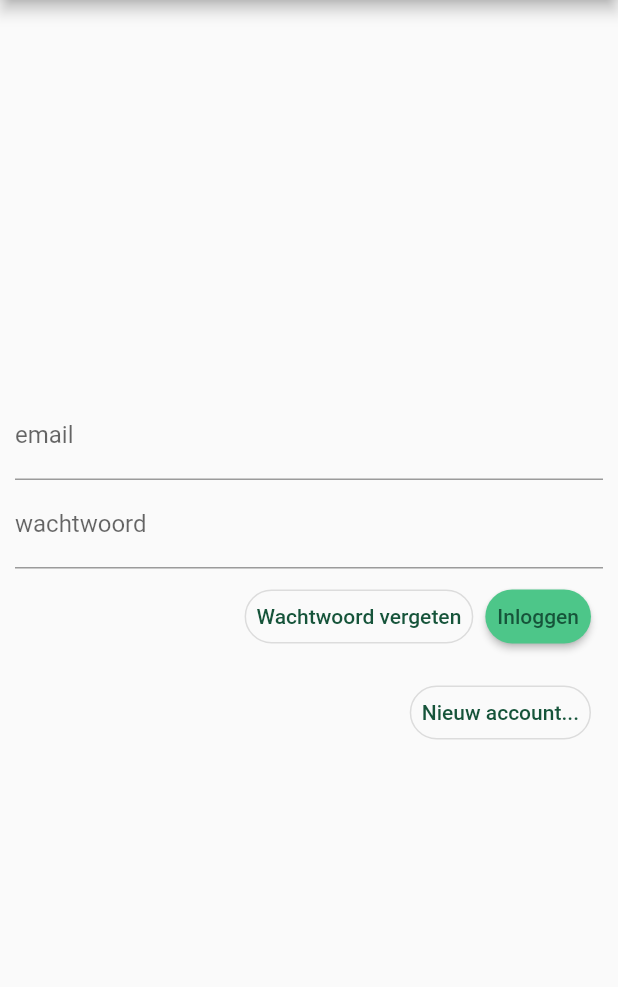
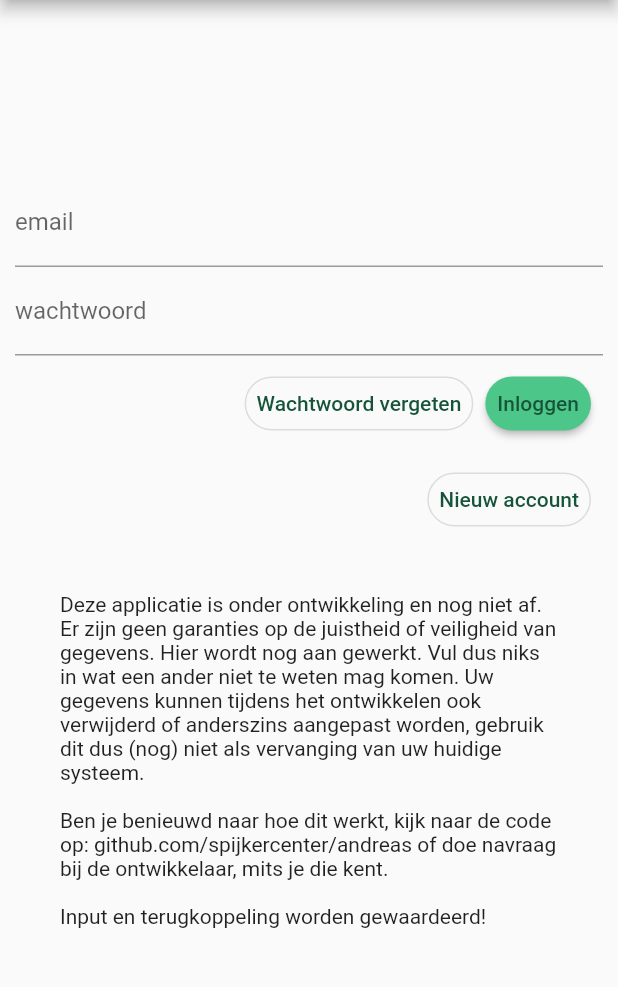
Before and after one commit to spijkercenter/andreas, a Flutter app: the screen it shows after launch, on a phone screen of 412 x 824 dp, the part 84-1071 px from its top. Run offline on Flutter 3.47's test engine with Material 2 defaults, Android fonts, the light colour scheme and no system bars; our stand-ins replace firebase_auth; missing offline and left inert: firebase_auth_web, firebase_core_web; accounts and stored records are empty.

Commit message:
added disclaimer

```diff
--- a/lib/views/login.dart
+++ b/lib/views/login.dart
@@ -46,12 +46,27 @@ class _LoginState extends State<Login> {
             ButtonBar(
               children: <Widget>[
                 button(
-                  "Nieuw account...",
+                  "Nieuw account",
                   () => _handleCreateAccount(
                       context, emailController.text, passwordController.text),
                 ),
               ],
-            )
+            ),
+            Padding(
+              padding: const EdgeInsets.all(30.0),
+              child: Text(
+                  "Deze applicatie is onder ontwikkeling en nog niet af. "
+                  "Er zijn geen garanties op de juistheid of veiligheid van gegevens. "
+                  "Hier wordt nog aan gewerkt. "
+                  "Vul dus niks in wat een ander niet te weten mag komen. "
+                  "Uw gegevens kunnen tijdens het ontwikkelen ook verwijderd of "
+                  "anderszins aangepast worden, gebruik dit dus (nog) niet als "
+                  "vervanging van uw huidige systeem.\n\n"
+                  "Ben je benieuwd naar hoe dit werkt, kijk naar de code op: "
+                  "github.com/spijkercenter/andreas "
+                  "of doe navraag bij de ontwikkelaar, mits je die kent.\n\n"
+                  "Input en terugkoppeling worden gewaardeerd!"),
+            ),
           ],
         ),
       );
```
